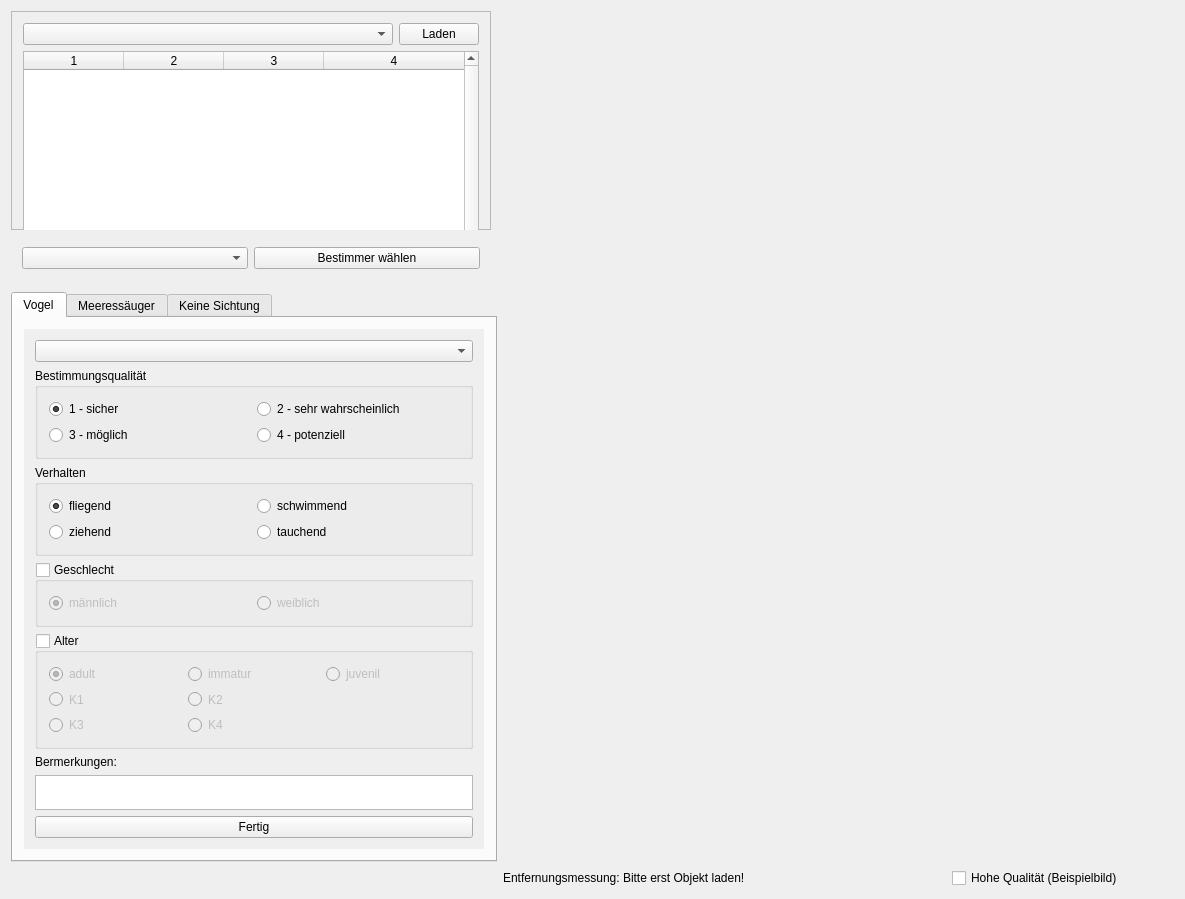
Old version of the form mainwindow.ui in the repository ifaoe/2014-10-Bird-View.
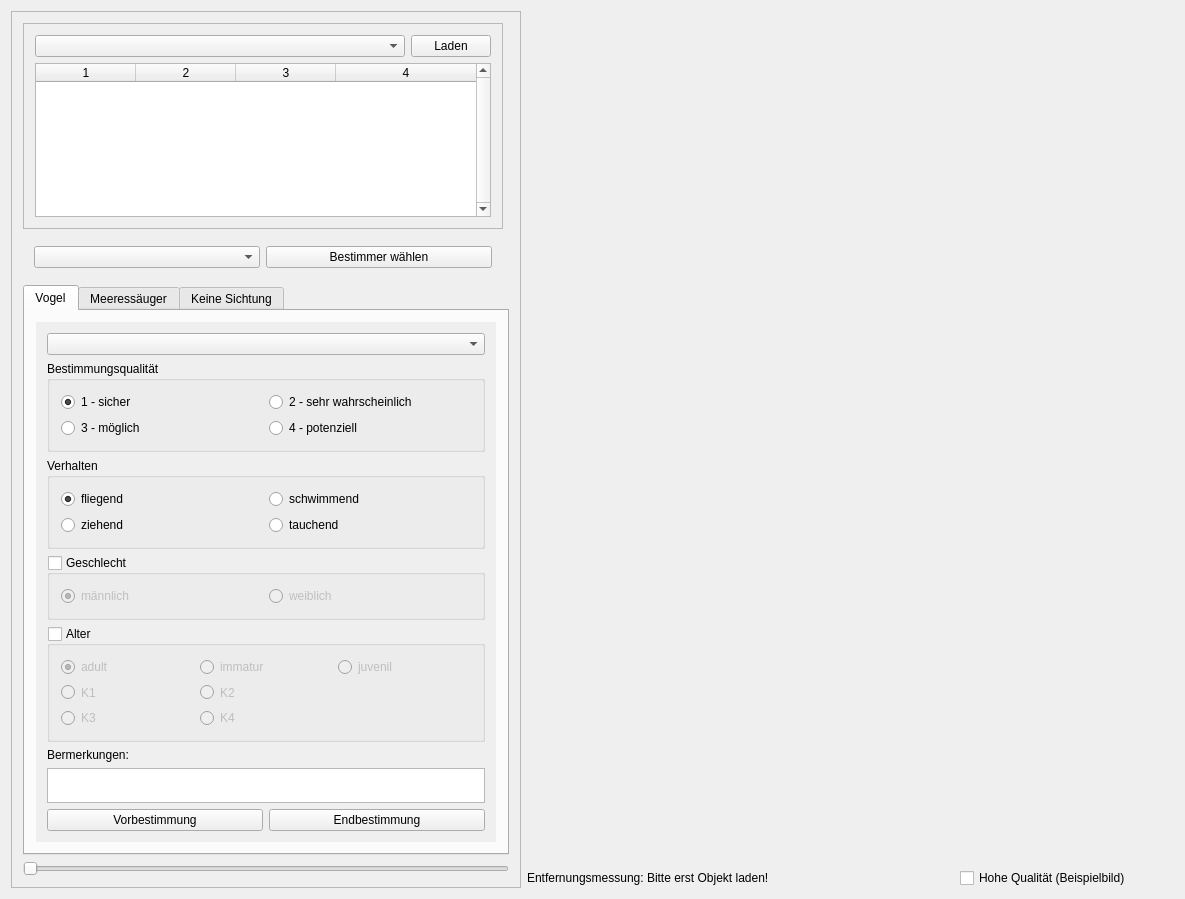
New version of the form.

Commit message: Feature: DAU Behandlung für Speicher Buttons. TODO: Doppelklick-Anweisung.

Patch:
```diff
--- a/mainwindow.ui
+++ b/mainwindow.ui
@@ -24,7 +24,54 @@
     <enum>Qt::LeftToRight</enum>
    </property>
    <layout class="QGridLayout" name="gridLayout_3">
-    <item row="0" column="0" rowspan="2">
+    <item row="0" column="1" rowspan="5" colspan="3">
+     <widget class="QWidget" name="wdgImg" native="true">
+      <property name="sizePolicy">
+       <sizepolicy hsizetype="Expanding" vsizetype="Expanding">
+        <horstretch>0</horstretch>
+        <verstretch>0</verstretch>
+       </sizepolicy>
+      </property>
+      <property name="minimumSize">
+       <size>
+        <width>0</width>
+        <height>0</height>
+       </size>
+      </property>
+      <zorder>sclNoSight</zorder>
+      <zorder>sclNoSight</zorder>
+     </widget>
+    </item>
+    <item row="5" column="1" colspan="2">
+     <widget class="QLabel" name="lblMsmTool">
+      <property name="text">
+       <string>Entfernungsmessung: Bitte erst Objekt laden!</string>
+      </property>
+     </widget>
+    </item>
+    <item row="5" column="3">
+     <widget class="QCheckBox" name="chbImgQuality">
+      <property name="text">
+       <string>Hohe Qualität (Beispielbild)</string>
+      </property>
+     </widget>
+    </item>
+    <item row="0" column="0" rowspan="6">
+     <widget class="QFrame" name="frmMenu">
+      <property name="sizePolicy">
+       <sizepolicy hsizetype="Fixed" vsizetype="Expanding">
+        <horstretch>0</horstretch>
+        <verstretch>0</verstretch>
+       </sizepolicy>
+      </property>
+      <property name="frameShape">
+       <enum>QFrame::StyledPanel</enum>
+      </property>
+      <property name="frameShadow">
+       <enum>QFrame::Raised</enum>
+      </property>
+      <layout class="QVBoxLayout" name="verticalLayout_3">
+       <item>
      <widget class="QFrame" name="frmSession">
       <property name="sizePolicy">
        <sizepolicy hsizetype="Fixed" vsizetype="Fixed">
@@ -61,7 +108,7 @@
        <item row="1" column="0" colspan="3">
         <widget class="QTableWidget" name="tblObjects">
          <property name="sizePolicy">
-          <sizepolicy hsizetype="Expanding" vsizetype="Fixed">
+             <sizepolicy hsizetype="Expanding" vsizetype="MinimumExpanding">
            <horstretch>0</horstretch>
            <verstretch>0</verstretch>
           </sizepolicy>
@@ -69,7 +116,7 @@
          <property name="minimumSize">
           <size>
            <width>0</width>
-           <height>200</height>
+              <height>100</height>
           </size>
          </property>
          <property name="verticalScrollBarPolicy">
@@ -108,7 +155,7 @@
       </layout>
      </widget>
     </item>
-    <item row="2" column="0">
+       <item>
      <widget class="QFrame" name="gbxCensor">
       <property name="sizePolicy">
        <sizepolicy hsizetype="Fixed" vsizetype="Preferred">
@@ -136,7 +183,7 @@
       </layout>
      </widget>
     </item>
-    <item row="4" column="0">
+       <item>
      <widget class="QTabWidget" name="wdgTabTypes">
       <property name="sizePolicy">
        <sizepolicy hsizetype="Fixed" vsizetype="Expanding">
@@ -208,40 +255,18 @@
              <height>500</height>
             </size>
            </property>
-           <layout class="QVBoxLayout" name="verticalLayout">
-            <item>
-             <widget class="QComboBox" name="cmbBird">
-              <property name="editable">
-               <bool>false</bool>
-              </property>
-             </widget>
-            </item>
-            <item>
-             <widget class="QGroupBox" name="gbxBirdQuality">
-              <property name="title">
-               <string>Bestimmungsqualität</string>
-              </property>
-              <layout class="QGridLayout" name="gridLayout_2">
-               <item row="0" column="0">
-                <widget class="QRadioButton" name="rbBirdQual1">
+              <layout class="QGridLayout" name="gridLayout_5">
+               <item row="5" column="0">
+                <widget class="QLabel" name="lblBirdRemarks">
                  <property name="text">
-                  <string comment="1">1 - sicher</string>
+                  <string>Bermerkungen:</string>
                  </property>
-                 <property name="checked">
-                  <bool>true</bool>
-                 </property>
-                 <property name="dbvalue" stdset="0">
-                  <string>1</string>
-                 </property>
-                 <attribute name="buttonGroup">
-                  <string notr="true">btngBirdQual</string>
-                 </attribute>
                 </widget>
                </item>
-               <item row="1" column="1">
-                <widget class="QRadioButton" name="rbBirdQual4">
+               <item row="7" column="0">
+                <widget class="QPushButton" name="btnBirdPre">
                  <property name="text">
-                  <string comment="4">4 - potenziell</string>
+                  <string>Vorbestimmung</string>
                  </property>
                  <property name="dbvalue" stdset="0">
                   <string>4</string>
@@ -251,10 +276,10 @@
                  </attribute>
                 </widget>
                </item>
-               <item row="1" column="0">
-                <widget class="QRadioButton" name="rbBirdQual3">
+               <item row="7" column="1">
+                <widget class="QPushButton" name="btnBirdEnd">
                  <property name="text">
-                  <string comment="3">3 - möglich</string>
+                  <string>Endbestimmung</string>
                  </property>
                  <property name="dbvalue" stdset="0">
                   <string>3</string>
@@ -264,26 +289,10 @@
                  </attribute>
                 </widget>
                </item>
-               <item row="0" column="1">
-                <widget class="QRadioButton" name="rbBirdQual2">
-                 <property name="text">
-                  <string comment="2">2 - sehr wahrscheinlich</string>
-                 </property>
-                 <property name="dbvalue" stdset="0">
-                  <string>2</string>
-                 </property>
-                 <attribute name="buttonGroup">
-                  <string notr="true">btngBirdQual</string>
-                 </attribute>
-                </widget>
-               </item>
-              </layout>
-             </widget>
-            </item>
-            <item>
-             <widget class="QGroupBox" name="gbxBirdBehavior">
+               <item row="6" column="0" colspan="2">
+                <widget class="QPlainTextEdit" name="txtBirdRemarks">
               <property name="sizePolicy">
-               <sizepolicy hsizetype="MinimumExpanding" vsizetype="Fixed">
+                  <sizepolicy hsizetype="Expanding" vsizetype="MinimumExpanding">
                 <horstretch>0</horstretch>
                 <verstretch>0</verstretch>
                </sizepolicy>
@@ -291,143 +300,12 @@
               <property name="minimumSize">
                <size>
                 <width>0</width>
-                <height>0</height>
-               </size>
-              </property>
-              <property name="title">
-               <string>Verhalten</string>
-              </property>
-              <property name="checkable">
-               <bool>false</bool>
-              </property>
-              <layout class="QGridLayout" name="gridLayout">
-               <item row="0" column="0">
-                <widget class="QRadioButton" name="rbBirdBehaveFly">
-                 <property name="sizePolicy">
-                  <sizepolicy hsizetype="MinimumExpanding" vsizetype="Fixed">
-                   <horstretch>0</horstretch>
-                   <verstretch>0</verstretch>
-                  </sizepolicy>
-                 </property>
-                 <property name="text">
-                  <string comment="F">fliegend</string>
-                 </property>
-                 <property name="checked">
-                  <bool>true</bool>
-                 </property>
-                 <property name="dbvalue" stdset="0">
-                  <string>FLY</string>
-                 </property>
-                 <attribute name="buttonGroup">
-                  <string notr="true">btngBirdBhv</string>
-                 </attribute>
+                   <height>35</height>
+                  </size>
+                 </property>
                 </widget>
                </item>
-               <item row="0" column="1">
-                <widget class="QRadioButton" name="rbBirdBehaveSwim">
-                 <property name="sizePolicy">
-                  <sizepolicy hsizetype="MinimumExpanding" vsizetype="Fixed">
-                   <horstretch>0</horstretch>
-                   <verstretch>0</verstretch>
-                  </sizepolicy>
-                 </property>
-                 <property name="text">
-                  <string comment="S">schwimmend</string>
-                 </property>
-                 <property name="dbvalue" stdset="0">
-                  <string>SWIM</string>
-                 </property>
-                 <attribute name="buttonGroup">
-                  <string notr="true">btngBirdBhv</string>
-                 </attribute>
-                </widget>
-               </item>
-               <item row="1" column="0">
-                <widget class="QRadioButton" name="rbBirdBehaveMig">
-                 <property name="text">
-                  <string comment="M">ziehend</string>
-                 </property>
-                 <property name="dbvalue" stdset="0">
-                  <string>MIG</string>
-                 </property>
-                 <attribute name="buttonGroup">
-                  <string notr="true">btngBirdBhv</string>
-                 </attribute>
-                </widget>
-               </item>
-               <item row="1" column="1">
-                <widget class="QRadioButton" name="rbBirdBehaveDive">
-                 <property name="text">
-                  <string comment="D">tauchend</string>
-                 </property>
-                 <property name="dbvalue" stdset="0">
-                  <string>DIVE</string>
-                 </property>
-                 <attribute name="buttonGroup">
-                  <string notr="true">btngBirdBhv</string>
-                 </attribute>
-                </widget>
-               </item>
-              </layout>
-             </widget>
-            </item>
-            <item>
-             <widget class="QGroupBox" name="gbxBirdGender">
-              <property name="sizePolicy">
-               <sizepolicy hsizetype="MinimumExpanding" vsizetype="Fixed">
-                <horstretch>0</horstretch>
-                <verstretch>0</verstretch>
-               </sizepolicy>
-              </property>
-              <property name="autoFillBackground">
-               <bool>false</bool>
-              </property>
-              <property name="title">
-               <string>Geschlecht</string>
-              </property>
-              <property name="flat">
-               <bool>false</bool>
-              </property>
-              <property name="checkable">
-               <bool>true</bool>
-              </property>
-              <property name="checked">
-               <bool>false</bool>
-              </property>
-              <layout class="QGridLayout" name="gridLayout_11">
-               <item row="0" column="1">
-                <widget class="QRadioButton" name="rbBirdFemale">
-                 <property name="text">
-                  <string comment="F">weiblich</string>
-                 </property>
-                 <property name="dbvalue" stdset="0">
-                  <string>F</string>
-                 </property>
-                 <attribute name="buttonGroup">
-                  <string notr="true">btngBirdGnd</string>
-                 </attribute>
-                </widget>
-               </item>
-               <item row="0" column="0">
-                <widget class="QRadioButton" name="rbBirdMale">
-                 <property name="text">
-                  <string comment="M">männlich</string>
-                 </property>
-                 <property name="checked">
-                  <bool>true</bool>
-                 </property>
-                 <property name="dbvalue" stdset="0">
-                  <string>M</string>
-                 </property>
-                 <attribute name="buttonGroup">
-                  <string notr="true">btngBirdGnd</string>
-                 </attribute>
-                </widget>
-               </item>
-              </layout>
-             </widget>
-            </item>
-            <item>
+               <item row="4" column="0" colspan="2">
              <widget class="QGroupBox" name="gbxBirdAge">
               <property name="minimumSize">
                <size>
@@ -542,17 +420,66 @@
               </layout>
              </widget>
             </item>
-            <item>
-             <widget class="QLabel" name="lblBirdRemarks">
+               <item row="3" column="0" colspan="2">
+                <widget class="QGroupBox" name="gbxBirdGender">
+                 <property name="sizePolicy">
+                  <sizepolicy hsizetype="MinimumExpanding" vsizetype="Fixed">
+                   <horstretch>0</horstretch>
+                   <verstretch>0</verstretch>
+                  </sizepolicy>
+                 </property>
+                 <property name="autoFillBackground">
+                  <bool>false</bool>
+                 </property>
+                 <property name="title">
+                  <string>Geschlecht</string>
+                 </property>
+                 <property name="flat">
+                  <bool>false</bool>
+                 </property>
+                 <property name="checkable">
+                  <bool>true</bool>
+                 </property>
+                 <property name="checked">
+                  <bool>false</bool>
+                 </property>
+                 <layout class="QGridLayout" name="gridLayout_11">
+                  <item row="0" column="1">
+                   <widget class="QRadioButton" name="rbBirdFemale">
               <property name="text">
-               <string>Bermerkungen:</string>
-              </property>
-             </widget>
-            </item>
-            <item>
-             <widget class="QPlainTextEdit" name="txtBirdRemarks">
+                     <string comment="F">weiblich</string>
+                    </property>
+                    <property name="dbvalue" stdset="0">
+                     <string>F</string>
+                    </property>
+                    <attribute name="buttonGroup">
+                     <string notr="true">btngBirdGnd</string>
+                    </attribute>
+                   </widget>
+                  </item>
+                  <item row="0" column="0">
+                   <widget class="QRadioButton" name="rbBirdMale">
+                    <property name="text">
+                     <string comment="M">männlich</string>
+                    </property>
+                    <property name="checked">
+                     <bool>true</bool>
+                    </property>
+                    <property name="dbvalue" stdset="0">
+                     <string>M</string>
+                    </property>
+                    <attribute name="buttonGroup">
+                     <string notr="true">btngBirdGnd</string>
+                    </attribute>
+                   </widget>
+                  </item>
+                 </layout>
+                </widget>
+               </item>
+               <item row="2" column="0" colspan="2">
+                <widget class="QGroupBox" name="gbxBirdBehavior">
               <property name="sizePolicy">
-               <sizepolicy hsizetype="Expanding" vsizetype="MinimumExpanding">
+                  <sizepolicy hsizetype="MinimumExpanding" vsizetype="Fixed">
                 <horstretch>0</horstretch>
                 <verstretch>0</verstretch>
                </sizepolicy>
@@ -560,15 +487,154 @@
               <property name="minimumSize">
                <size>
                 <width>0</width>
-                <height>35</height>
-               </size>
-              </property>
-             </widget>
-            </item>
-            <item>
-             <widget class="QPushButton" name="btnBirdReady">
+                   <height>0</height>
+                  </size>
+                 </property>
+                 <property name="title">
+                  <string>Verhalten</string>
+                 </property>
+                 <property name="checkable">
+                  <bool>false</bool>
+                 </property>
+                 <layout class="QGridLayout" name="gridLayout">
+                  <item row="0" column="0">
+                   <widget class="QRadioButton" name="rbBirdBehaveFly">
+                    <property name="sizePolicy">
+                     <sizepolicy hsizetype="MinimumExpanding" vsizetype="Fixed">
+                      <horstretch>0</horstretch>
+                      <verstretch>0</verstretch>
+                     </sizepolicy>
+                    </property>
+                    <property name="text">
+                     <string comment="F">fliegend</string>
+                    </property>
+                    <property name="checked">
+                     <bool>true</bool>
+                    </property>
+                    <property name="dbvalue" stdset="0">
+                     <string>FLY</string>
+                    </property>
+                    <attribute name="buttonGroup">
+                     <string notr="true">btngBirdBhv</string>
+                    </attribute>
+                   </widget>
+                  </item>
+                  <item row="0" column="1">
+                   <widget class="QRadioButton" name="rbBirdBehaveSwim">
+                    <property name="sizePolicy">
+                     <sizepolicy hsizetype="MinimumExpanding" vsizetype="Fixed">
+                      <horstretch>0</horstretch>
+                      <verstretch>0</verstretch>
+                     </sizepolicy>
+                    </property>
               <property name="text">
-               <string>Fertig</string>
+                     <string comment="S">schwimmend</string>
+                    </property>
+                    <property name="dbvalue" stdset="0">
+                     <string>SWIM</string>
+                    </property>
+                    <attribute name="buttonGroup">
+                     <string notr="true">btngBirdBhv</string>
+                    </attribute>
+                   </widget>
+                  </item>
+                  <item row="1" column="0">
+                   <widget class="QRadioButton" name="rbBirdBehaveMig">
+                    <property name="text">
+                     <string comment="M">ziehend</string>
+                    </property>
+                    <property name="dbvalue" stdset="0">
+                     <string>MIG</string>
+                    </property>
+                    <attribute name="buttonGroup">
+                     <string notr="true">btngBirdBhv</string>
+                    </attribute>
+                   </widget>
+                  </item>
+                  <item row="1" column="1">
+                   <widget class="QRadioButton" name="rbBirdBehaveDive">
+                    <property name="text">
+                     <string comment="D">tauchend</string>
+                    </property>
+                    <property name="dbvalue" stdset="0">
+                     <string>DIVE</string>
+                    </property>
+                    <attribute name="buttonGroup">
+                     <string notr="true">btngBirdBhv</string>
+                    </attribute>
+                   </widget>
+                  </item>
+                 </layout>
+                </widget>
+               </item>
+               <item row="1" column="0" colspan="2">
+                <widget class="QGroupBox" name="gbxBirdQuality">
+                 <property name="title">
+                  <string>Bestimmungsqualität</string>
+                 </property>
+                 <layout class="QGridLayout" name="gridLayout_2">
+                  <item row="0" column="0">
+                   <widget class="QRadioButton" name="rbBirdQual1">
+                    <property name="text">
+                     <string comment="1">1 - sicher</string>
+                    </property>
+                    <property name="checked">
+                     <bool>true</bool>
+                    </property>
+                    <property name="dbvalue" stdset="0">
+                     <string>1</string>
+                    </property>
+                    <attribute name="buttonGroup">
+                     <string notr="true">btngBirdQual</string>
+                    </attribute>
+                   </widget>
+                  </item>
+                  <item row="1" column="1">
+                   <widget class="QRadioButton" name="rbBirdQual4">
+                    <property name="text">
+                     <string comment="4">4 - potenziell</string>
+                    </property>
+                    <property name="dbvalue" stdset="0">
+                     <string>4</string>
+                    </property>
+                    <attribute name="buttonGroup">
+                     <string notr="true">btngBirdQual</string>
+                    </attribute>
+                   </widget>
+                  </item>
+                  <item row="1" column="0">
+                   <widget class="QRadioButton" name="rbBirdQual3">
+                    <property name="text">
+                     <string comment="3">3 - möglich</string>
+                    </property>
+                    <property name="dbvalue" stdset="0">
+                     <string>3</string>
+                    </property>
+                    <attribute name="buttonGroup">
+                     <string notr="true">btngBirdQual</string>
+                    </attribute>
+                   </widget>
+                  </item>
+                  <item row="0" column="1">
+                   <widget class="QRadioButton" name="rbBirdQual2">
+                    <property name="text">
+                     <string comment="2">2 - sehr wahrscheinlich</string>
+                    </property>
+                    <property name="dbvalue" stdset="0">
+                     <string>2</string>
+                    </property>
+                    <attribute name="buttonGroup">
+                     <string notr="true">btngBirdQual</string>
+                    </attribute>
+                   </widget>
+                  </item>
+                 </layout>
+                </widget>
+               </item>
+               <item row="0" column="0" colspan="2">
+                <widget class="QComboBox" name="cmbBird">
+                 <property name="editable">
+                  <bool>false</bool>
               </property>
              </widget>
             </item>
@@ -989,34 +1055,14 @@
       </widget>
      </widget>
     </item>
-    <item row="0" column="1" rowspan="5" colspan="3">
-     <widget class="QWidget" name="wdgImg" native="true">
-      <property name="sizePolicy">
-       <sizepolicy hsizetype="Expanding" vsizetype="Expanding">
-        <horstretch>0</horstretch>
-        <verstretch>0</verstretch>
-       </sizepolicy>
-      </property>
-      <property name="minimumSize">
-       <size>
-        <width>0</width>
-        <height>0</height>
-       </size>
-      </property>
-     </widget>
-    </item>
-    <item row="5" column="3">
-     <widget class="QCheckBox" name="chbImgQuality">
-      <property name="text">
-       <string>Hohe Qualität (Beispielbild)</string>
-      </property>
-     </widget>
-    </item>
-    <item row="5" column="1" colspan="2">
-     <widget class="QLabel" name="lblMsmTool">
-      <property name="text">
-       <string>Entfernungsmessung: Bitte erst Objekt laden!</string>
-      </property>
+       <item>
+        <widget class="QSlider" name="sldBrightness">
+         <property name="orientation">
+          <enum>Qt::Horizontal</enum>
+         </property>
+        </widget>
+       </item>
+      </layout>
      </widget>
     </item>
    </layout>
```
Left out of the diff: 257 changed lines with no effect on the pictures. Lines whose indentation alone changed are shown as unchanged. The commit also changes 10 other files.
